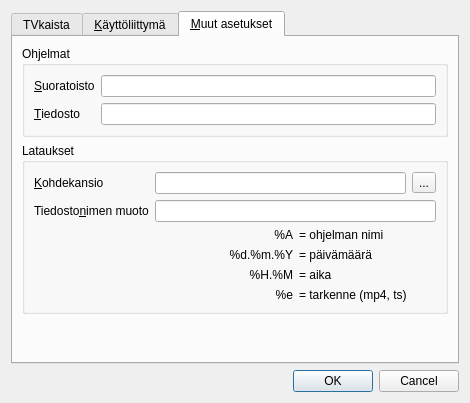
Before: the Qt Designer form settingsdialog.ui in thelineva/tvkaistagui, drawn with Qt 5.
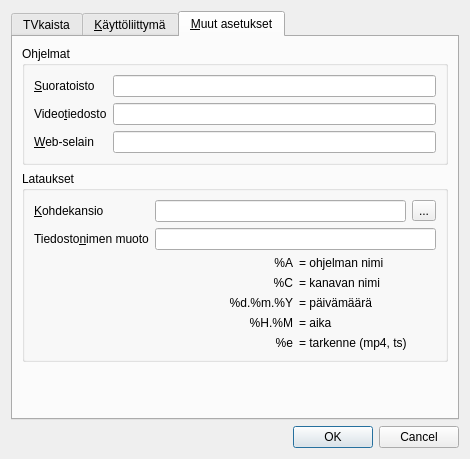
After: the same form once the commit is applied. The open tabs and pages were chosen to show the change.

Commit message: TV-ohjelmia on mahdollista katsoa myös Flash-muodossa Web-selaimen avulla

What changed in the file:
```diff
--- a/settingsdialog.ui
+++ b/settingsdialog.ui
@@ -7,7 +7,7 @@
     <x>0</x>
     <y>0</y>
     <width>470</width>
-    <height>403</height>
+    <height>459</height>
    </rect>
   </property>
   <property name="windowTitle">
@@ -239,7 +239,7 @@
           <item row="1" column="0">
            <widget class="QLabel" name="filePlayerLabel">
             <property name="text">
-             <string>&amp;Tiedosto</string>
+             <string>Video&amp;tiedosto</string>
             </property>
             <property name="buddy">
              <cstring>filePlayerLineEdit</cstring>
@@ -249,6 +249,19 @@
           <item row="1" column="1">
            <widget class="QLineEdit" name="filePlayerLineEdit"/>
           </item>
+          <item row="2" column="0">
+           <widget class="QLabel" name="flashPlayerLabel">
+            <property name="text">
+             <string>&amp;Web-selain</string>
+            </property>
+            <property name="buddy">
+             <cstring>flashPlayerLineEdit</cstring>
+            </property>
+           </widget>
+          </item>
+          <item row="2" column="1">
+           <widget class="QLineEdit" name="flashPlayerLineEdit"/>
+          </item>
          </layout>
         </widget>
        </item>
@@ -314,7 +327,7 @@
               </property>
              </widget>
             </item>
-            <item row="1" column="0">
+            <item row="2" column="0">
              <widget class="QLabel" name="label_2">
               <property name="text">
                <string>%d.%m.%Y</string>
@@ -324,14 +337,14 @@
               </property>
              </widget>
             </item>
-            <item row="1" column="1">
+            <item row="2" column="1">
              <widget class="QLabel" name="label_5">
               <property name="text">
                <string>= päivämäärä</string>
               </property>
              </widget>
             </item>
-            <item row="2" column="0">
+            <item row="3" column="0">
              <widget class="QLabel" name="label_3">
               <property name="text">
                <string>%H.%M</string>
@@ -341,14 +354,14 @@
               </property>
              </widget>
             </item>
-            <item row="2" column="1">
+            <item row="3" column="1">
              <widget class="QLabel" name="label_6">
               <property name="text">
                <string>= aika</string>
               </property>
              </widget>
             </item>
-            <item row="3" column="0">
+            <item row="4" column="0">
              <widget class="QLabel" name="label_7">
               <property name="text">
                <string>%e</string>
@@ -358,13 +371,30 @@
               </property>
              </widget>
             </item>
-            <item row="3" column="1">
+            <item row="4" column="1">
              <widget class="QLabel" name="label_8">
               <property name="text">
                <string>= tarkenne (mp4, ts)</string>
               </property>
              </widget>
             </item>
+            <item row="1" column="0">
+             <widget class="QLabel" name="label_10">
+              <property name="text">
+               <string>%C</string>
+              </property>
+              <property name="alignment">
+               <set>Qt::AlignRight|Qt::AlignTrailing|Qt::AlignVCenter</set>
+              </property>
+             </widget>
+            </item>
+            <item row="1" column="1">
+             <widget class="QLabel" name="label_11">
+              <property name="text">
+               <string>= kanavan nimi</string>
+              </property>
+             </widget>
+            </item>
            </layout>
           </item>
          </layout>
```
Left out of the diff: 2 changed lines with no effect on the pictures. The commit also changes 6 other files.
